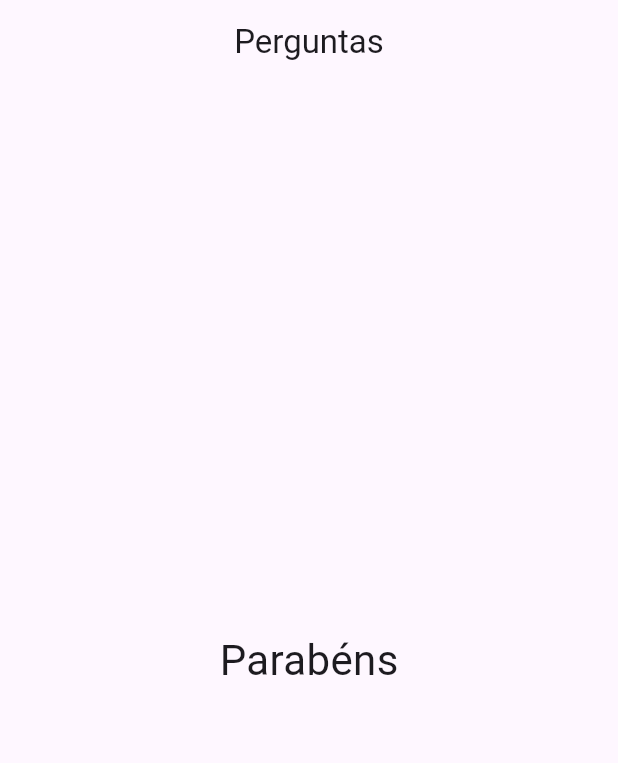
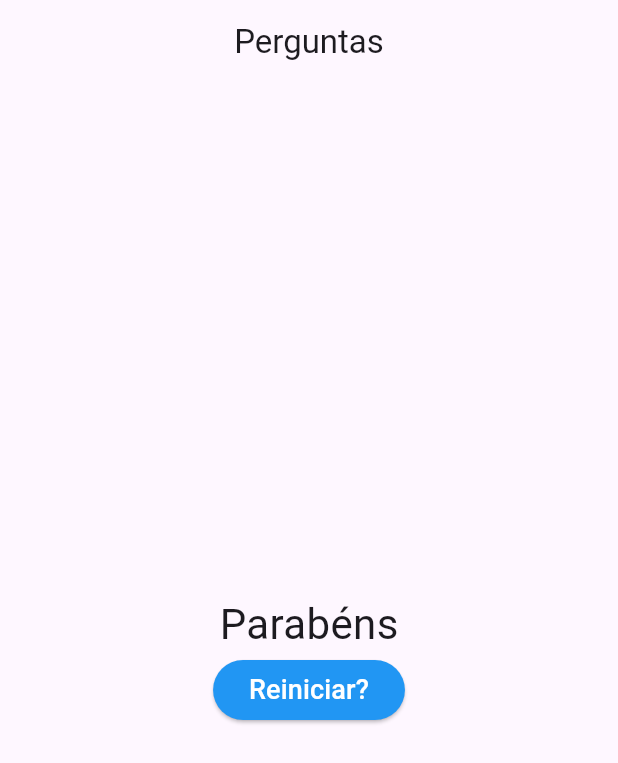
Before and after one commit to AndersonExner/ProjetoFlutter_Perguntas, a Flutter app: the screen it shows after launch, after a tap on "Preto", after a tap on "Cobra", after a tap on "Léo", on a phone screen of 412 x 824 dp. Shown: the top 763 px of the screen. Run offline on Flutter 3.47's test engine with Material 3 defaults, Android fonts, the phone set to English and light mode, and no system bars.

Commit message:
Final do projeto

```diff
--- a/lib/main.dart
+++ b/lib/main.dart
@@ -1,8 +1,8 @@
 // ignore_for_file: prefer_const_constructors, prefer_const_literals_to_create_immutables
 
 import 'package:flutter/material.dart';
-import 'package:projeto_perguntas/questao.dart';
-import 'package:projeto_perguntas/resposta.dart';
+import 'package:projeto_perguntas/questionario.dart';
+import 'package:projeto_perguntas/resultado.dart';
 
 main() {
   runApp(PerguntaApp());
@@ -17,27 +17,88 @@ class PerguntaApp extends StatefulWidget {
 
 class _PerguntaAppState extends State<PerguntaApp> {
   var _perguntaSelecionada = 0;
+  var _notaTotal = 0;
+
   final _perguntas = const [
     {
       'texto': 'Qual é sua cor favorita?',
-      'respostas': ['Preto', 'Vermelho', 'Verde', 'Branco']
+      'respostas': [
+        {
+          'texto': 'Preto',
+          'nota': 1,
+        },
+        {
+          'texto': 'Vermelho',
+          'nota': 2,
+        },
+        {
+          'texto': 'Verde',
+          'nota': 3,
+        },
+        {
+          'texto': 'Branco',
+          'nota': 4,
+        },
+      ],
     },
     {
       'texto': 'Qual é seu animal favorito?',
-      'respostas': ['Coelho', 'Cobra', 'Elefante', 'Leão']
+      'respostas': [
+        {
+          'texto': 'Coelho',
+          'nota': 1,
+        },
+        {
+          'texto': 'Cobra',
+          'nota': 2,
+        },
+        {
+          'texto': 'Elefante',
+          'nota': 3,
+        },
+        {
+          'texto': 'Leão',
+          'nota': 4,
+        }
+      ]
     },
     {
       'texto': 'Qual seu instrutor favorito?',
-      'respostas': ['Maria', 'João', 'Léo', 'Pedro']
-    }
+      'respostas': [
+        {
+          'texto': 'Maria',
+          'nota': 1,
+        },
+        {
+          'texto': 'João',
+          'nota': 2,
+        },
+        {
+          'texto': 'Léo',
+          'nota': 3,
+        },
+        {
+          'texto': 'Pedro',
+          'nota': 4,
+        }
+      ]
+    },
   ];
 
-  void _responder() {
+  void _responder(int nota) {
     if (temPerguntaSelecionada) {
       setState(() {
         _perguntaSelecionada++;
+        _notaTotal += nota;
       });
     }
+  }
+
+  void _reiniciarQuestionario() {
+    setState(() {
+      _perguntaSelecionada = 0;
+      _notaTotal = 0;
+    });
   }
 
   bool get temPerguntaSelecionada {
@@ -46,10 +107,6 @@ class _PerguntaAppState extends State<PerguntaApp> {
 
   @override
   Widget build(BuildContext context) {
-    List<String> respostas = temPerguntaSelecionada
-        ? _perguntas[_perguntaSelecionada]['respostas'] as List<String>
-        : [];
-
     return MaterialApp(
       home: Scaffold(
         appBar: AppBar(
@@ -57,17 +114,14 @@ class _PerguntaAppState extends State<PerguntaApp> {
           centerTitle: true,
         ),
         body: temPerguntaSelecionada
-            ? Column(
-                children: <Widget>[
-                  Questao(_perguntas[_perguntaSelecionada]['texto'] as String),
-                  ...respostas.map((t) => Resposta(t, _responder)),
-                ],
+            ? Questionario(
+                perguntas: _perguntas,
+                perguntaSelecionada: _perguntaSelecionada,
+                responder: _responder,
               )
-            : Center(
-                child: Text(
-                  style: TextStyle(fontSize: 28),
-                  'Parabéns',
-                ),
+            : Resultado(
+                _notaTotal,
+                _reiniciarQuestionario,
               ),
       ),
     );
--- /dev/null
+++ b/lib/questionario.dart
@@ -0,0 +1,39 @@
+import 'package:flutter/material.dart';
+import 'package:projeto_perguntas/questao.dart';
+import 'package:projeto_perguntas/resposta.dart';
+
+class Questionario extends StatelessWidget {
+  final int perguntaSelecionada;
+  final List<Map<String, Object>> perguntas;
+  final void Function(int) responder;
+
+  Questionario({
+    required this.perguntas,
+    required this.perguntaSelecionada,
+    required this.responder,
+  });
+
+  bool get temPerguntaSelecionada {
+    return perguntaSelecionada < perguntas.length;
+  }
+
+  @override
+  Widget build(BuildContext context) {
+    List<Map<String, Object>> respostas = temPerguntaSelecionada
+        ? perguntas[perguntaSelecionada]['respostas']
+            as List<Map<String, Object>>
+        : [];
+
+    return Column(
+      children: <Widget>[
+        Questao(perguntas[perguntaSelecionada]['texto'] as String),
+        ...respostas.map((resp) {
+          return Resposta(
+            resp['texto'] as String,
+            () => responder(int.parse(resp['nota'].toString())),
+          );
+        }).toList(),
+      ],
+    );
+  }
+}
--- /dev/null
+++ b/lib/resultado.dart
@@ -0,0 +1,49 @@
+import 'package:flutter/material.dart';
+
+class Resultado extends StatelessWidget {
+  final int pontuacao;
+  final void Function() reiniciarQuestionario;
+
+  Resultado(
+    this.pontuacao,
+    this.reiniciarQuestionario,
+  );
+
+  String get fraseResultado {
+    if (pontuacao < 8) {
+      return 'Parabéns';
+    } else if (pontuacao < 12) {
+      return 'Top';
+    } else {
+      return 'Máximo';
+    }
+  }
+
+  @override
+  Widget build(BuildContext context) {
+    return Column(
+      mainAxisAlignment: MainAxisAlignment.center,
+      children: [
+        Center(
+          child: Text(
+            fraseResultado,
+            style: TextStyle(fontSize: 28),
+          ),
+        ),
+        ElevatedButton(
+          style: ElevatedButton.styleFrom(
+            foregroundColor: Colors.white,
+            backgroundColor: Colors.blue, // foreground
+          ),
+          onPressed: reiniciarQuestionario,
+          child: Text(
+            'Reiniciar?',
+            style: TextStyle(
+              fontSize: 18,
+            ),
+          ),
+        )
+      ],
+    );
+  }
+}
```
Also changed, not shown: 1 other file.
